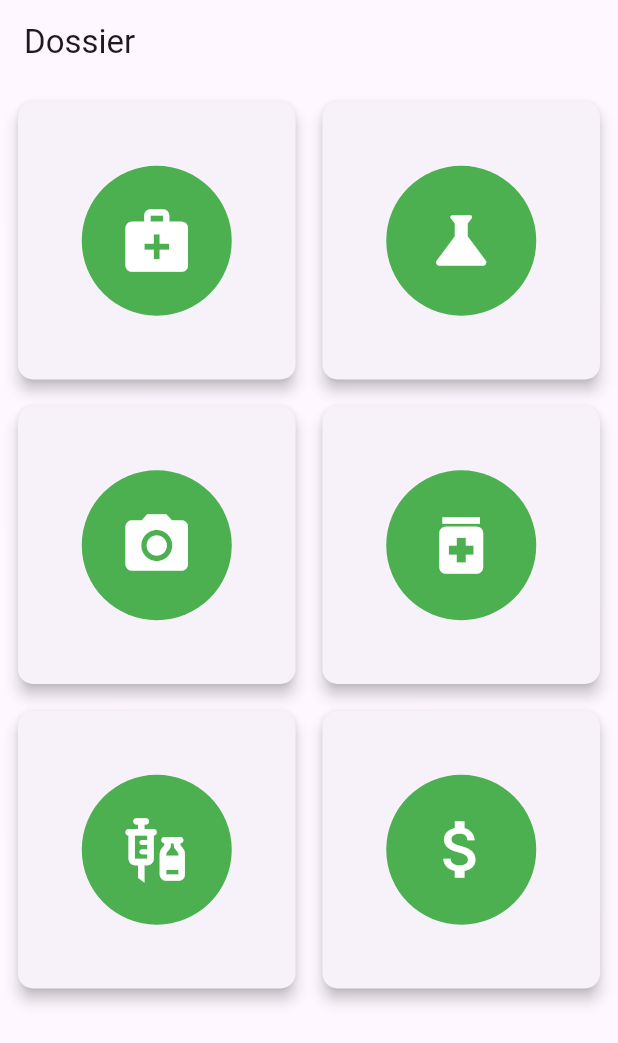
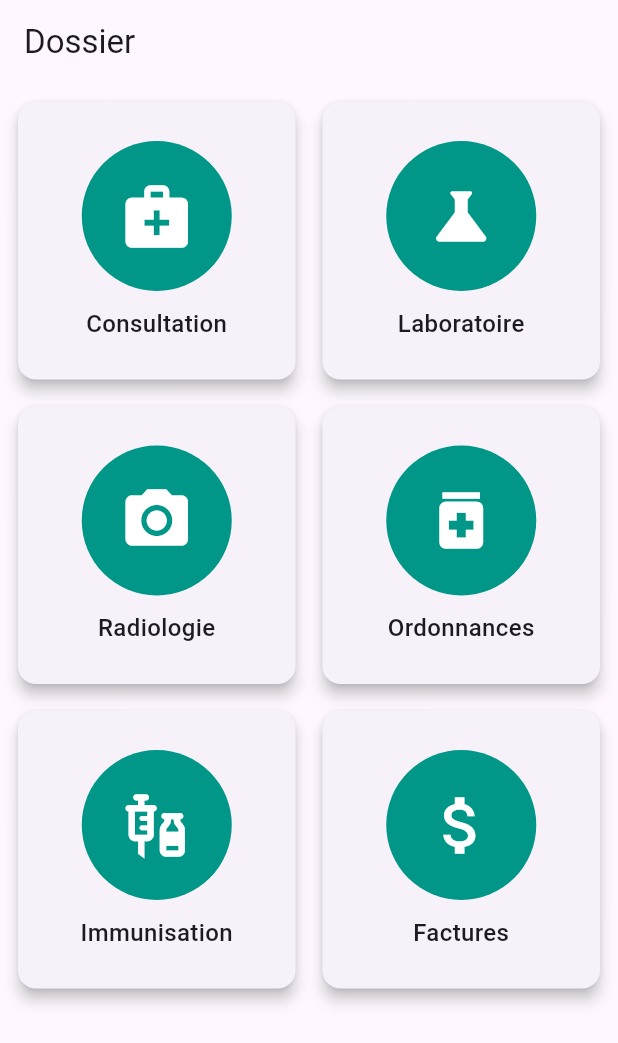
Before and after one commit to ChrysDavid/Projet, a Flutter app: the CarnerPage screen opened directly, on a phone screen of 412 x 824 dp. Shown: the top 1043 px of the screen. Run offline on Flutter 3.47's test engine with Material 3 defaults, Android fonts, the phone set to English and light mode, and no system bars; our stand-ins replace animated_bottom_navigation_bar, flutter_chat_types, flutter_chat_ui, font_awesome_flutter, google_fonts, page_transition and 2 more.

Commit message:
commit 2

```diff
--- a/lib/Screens/Views/carner.dart
+++ b/lib/Screens/Views/carner.dart
@@ -8,13 +8,13 @@ class CarnerPage extends StatefulWidget {
 }
 
 class _CarnerPageState extends State<CarnerPage> {
-  List<IconData> listIcons  = [
-      Icons.medical_services,
-      Icons.science,
-      Icons.camera_alt,
-      Icons.medication,
-      Icons.vaccines,
-      Icons.attach_money,
+  final List<Map<String, dynamic>> items = [
+    {'icon': Icons.medical_services, 'label': 'Consultation'},
+    {'icon': Icons.science, 'label': 'Laboratoire'},
+    {'icon': Icons.camera_alt, 'label': 'Radiologie'},
+    {'icon': Icons.medication, 'label': 'Ordonnances'},
+    {'icon': Icons.vaccines, 'label': 'Immunisation'},
+    {'icon': Icons.attach_money, 'label': 'Factures'},
   ];
 
   @override
@@ -22,19 +22,23 @@ class _CarnerPageState extends State<CarnerPage> {
     return Scaffold(
       appBar: AppBar(
         automaticallyImplyLeading: false,
-        title: Text("Dossier"),
+        title: const Text("Dossier"),
       ),
       body: Padding(
         padding: const EdgeInsets.all(8.0),
         child: GridView.builder(
-          gridDelegate: SliverGridDelegateWithFixedCrossAxisCount(
+          gridDelegate: const SliverGridDelegateWithFixedCrossAxisCount(
             crossAxisCount: 2, // Deux colonnes par ligne
             crossAxisSpacing: 10, // Espacement horizontal
             mainAxisSpacing: 10, // Espacement vertical
           ),
-          itemCount: listIcons.length, // Nombre d'éléments
+          itemCount: items.length,
           itemBuilder: (context, index) {
-            return CardCustom(listIcon: listIcons[index]);
+            final item = items[index];
+            return CardCustom(
+              icon: item['icon'],
+              label: item['label'],
+            );
           },
         ),
       ),
@@ -43,32 +47,41 @@ class _CarnerPageState extends State<CarnerPage> {
 }
 
 class CardCustom extends StatelessWidget {
-  final IconData listIcon;
-  const CardCustom({super.key, required this.listIcon});
+  final IconData icon;
+  final String label;
+
+  const CardCustom({super.key, required this.icon, required this.label});
 
   @override
   Widget build(BuildContext context) {
     return Card(
-      elevation: 4, // Ombre pour chaque élément
+      elevation: 4,
       shape: RoundedRectangleBorder(
-        borderRadius: BorderRadius.circular(10),
+        borderRadius: BorderRadius.circular(12),
       ),
-      child: Center(
-        child: Container(
+      child: Column(
+        mainAxisAlignment: MainAxisAlignment.center,
+        children: [
+          Container(
             height: 100,
             width: 100,
             decoration: BoxDecoration(
-            color: Colors.green,
-            borderRadius: BorderRadius.circular(50),
+              color: Colors.teal,
+              borderRadius: BorderRadius.circular(70),
             ),
-          child: Center(
             child: Icon(
-              listIcon, // Utilisation de l'icône de la liste
+              icon,
               size: 50,
               color: Colors.white,
             ),
           ),
+          const SizedBox(height: 10),
+          Text(
+            label,
+            style: const TextStyle(fontSize: 16, fontWeight: FontWeight.w500),
+            textAlign: TextAlign.center,
           ),
+        ],
       ),
     );
   }
```
Lines whose indentation alone changed are shown as unchanged.
